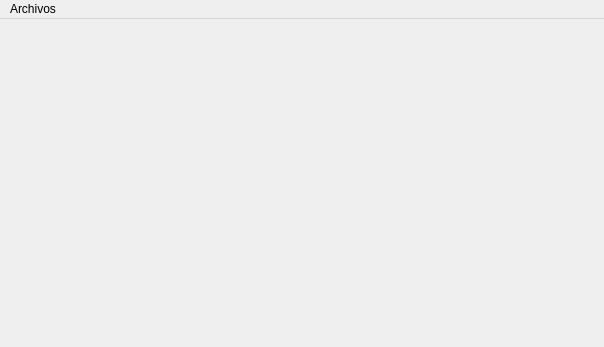
Old version of the form mainwindow.ui in the repository 11241069/AccessOrga.
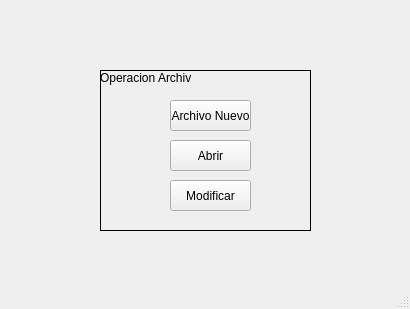
New version of the form.

Commit message:
Nuevo Avance
Primer Avance Terminado

```diff
--- a/mainwindow.ui
+++ b/mainwindow.ui
@@ -6,49 +6,84 @@
    <rect>
     <x>0</x>
     <y>0</y>
-    <width>604</width>
-    <height>347</height>
+    <width>410</width>
+    <height>309</height>
    </rect>
   </property>
   <property name="windowTitle">
    <string>MainWindow</string>
   </property>
-  <widget class="QWidget" name="centralWidget"/>
-  <widget class="QMenuBar" name="Menu">
-   <property name="geometry">
-    <rect>
-     <x>0</x>
-     <y>0</y>
-     <width>604</width>
-     <height>21</height>
-    </rect>
-   </property>
-   <widget class="QMenu" name="menuArchivos">
-    <property name="title">
-     <string>Archivos</string>
+  <widget class="QWidget" name="centralWidget">
+   <widget class="QFrame" name="frame">
+    <property name="geometry">
+     <rect>
+      <x>100</x>
+      <y>70</y>
+      <width>211</width>
+      <height>161</height>
+     </rect>
     </property>
-    <addaction name="separator"/>
-    <addaction name="actionNuevo_Archivo"/>
-    <addaction name="actionVer"/>
-    <addaction name="actionModificar"/>
+    <property name="frameShape">
+     <enum>QFrame::Box</enum>
+    </property>
+    <property name="frameShadow">
+     <enum>QFrame::Plain</enum>
+    </property>
+    <widget class="QPushButton" name="pushButton_3">
+     <property name="geometry">
+      <rect>
+       <x>70</x>
+       <y>110</y>
+       <width>81</width>
+       <height>31</height>
+      </rect>
+     </property>
+     <property name="text">
+      <string>Modificar</string>
+     </property>
+    </widget>
+    <widget class="QPushButton" name="pushButton_2">
+     <property name="geometry">
+      <rect>
+       <x>70</x>
+       <y>70</y>
+       <width>81</width>
+       <height>31</height>
+      </rect>
+     </property>
+     <property name="text">
+      <string>Abrir</string>
+     </property>
+    </widget>
+    <widget class="QPushButton" name="pushButton">
+     <property name="geometry">
+      <rect>
+       <x>70</x>
+       <y>30</y>
+       <width>81</width>
+       <height>31</height>
+      </rect>
+     </property>
+     <property name="text">
+      <string>Archivo Nuevo</string>
+     </property>
+    </widget>
+    <widget class="QLabel" name="label">
+     <property name="geometry">
+      <rect>
+       <x>0</x>
+       <y>0</y>
+       <width>91</width>
+       <height>16</height>
+      </rect>
+     </property>
+     <property name="text">
+      <string>Operacion Archivo</string>
+     </property>
+    </widget>
    </widget>
-   <addaction name="menuArchivos"/>
   </widget>
-  <action name="actionNuevo_Archivo">
-   <property name="text">
-    <string>Nuevo Archivo</string>
-   </property>
-  </action>
-  <action name="actionVer">
-   <property name="text">
-    <string>Ver</string>
-   </property>
-  </action>
-  <action name="actionModificar">
-   <property name="text">
-    <string>Modificar</string>
-   </property>
-  </action>
+  <widget class="QStatusBar" name="statusBar"/>
  </widget>
  <layoutdefault spacing="6" margin="11"/>
  <resources/>
```
The commit also changes 25 other files.
